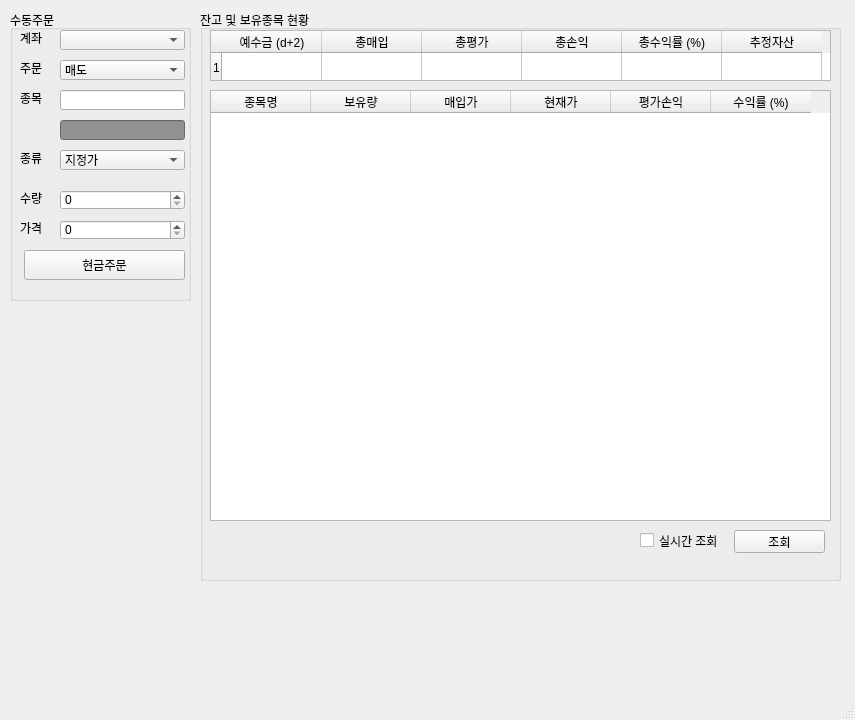
This is viewer/main_window.ui in ohjongsung/StockTrader as Qt 5 draws it before an edit. The edited form follows.
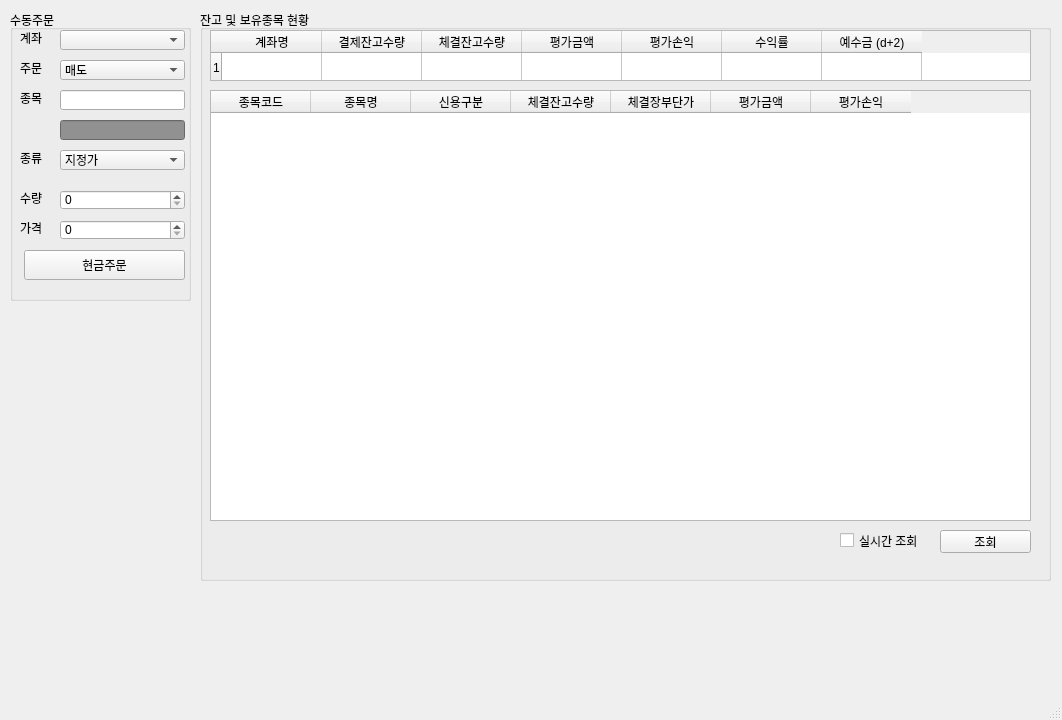
This is the edited form. Icons and pictures are not drawn.

Commit message: account 정보 제공 기능 추가

Diff of the .ui file:
```diff
--- a/viewer/main_window.ui
+++ b/viewer/main_window.ui
@@ -6,7 +6,7 @@
    <rect>
     <x>0</x>
     <y>0</y>
-    <width>855</width>
+    <width>1062</width>
     <height>720</height>
    </rect>
   </property>
@@ -233,7 +233,7 @@
      <rect>
       <x>200</x>
       <y>10</y>
-      <width>641</width>
+      <width>851</width>
       <height>571</height>
      </rect>
     </property>
@@ -245,7 +245,7 @@
       <rect>
        <x>10</x>
        <y>20</y>
-       <width>621</width>
+       <width>821</width>
        <height>51</height>
       </rect>
      </property>
@@ -262,46 +262,56 @@
       <number>15</number>
      </attribute>
      <row/>
+     <column>
+      <property name="text">
+       <string>계좌명</string>
+      </property>
+     </column>
+     <column>
+      <property name="text">
+       <string>결제잔고수량</string>
+      </property>
+     </column>
+     <column>
+      <property name="text">
+       <string>체결잔고수량</string>
+      </property>
+     </column>
+     <column>
+      <property name="text">
+       <string>평가금액</string>
+      </property>
+     </column>
+     <column>
+      <property name="text">
+       <string>평가손익</string>
+      </property>
+     </column>
+     <column>
+      <property name="text">
+       <string>수익률</string>
+      </property>
+     </column>
      <column>
       <property name="text">
        <string>예수금 (d+2)</string>
       </property>
      </column>
-     <column>
-      <property name="text">
-       <string>총매입</string>
-      </property>
-     </column>
-     <column>
-      <property name="text">
-       <string>총평가</string>
-      </property>
-     </column>
-     <column>
-      <property name="text">
-       <string>총손익</string>
-      </property>
-     </column>
-     <column>
-      <property name="text">
-       <string>총수익률 (%)</string>
-      </property>
-     </column>
-     <column>
-      <property name="text">
-       <string>추정자산</string>
-      </property>
-     </column>
     </widget>
     <widget class="QTableWidget" name="tableWidget_2">
      <property name="geometry">
       <rect>
        <x>10</x>
        <y>80</y>
-       <width>621</width>
+       <width>821</width>
        <height>431</height>
       </rect>
      </property>
+     <column>
+      <property name="text">
+       <string>종목코드</string>
+      </property>
+     </column>
      <column>
       <property name="text">
        <string>종목명</string>
@@ -309,17 +319,22 @@
      </column>
      <column>
       <property name="text">
-       <string>보유량</string>
+       <string>신용구분</string>
       </property>
      </column>
      <column>
       <property name="text">
-       <string>매입가</string>
+       <string>체결잔고수량</string>
       </property>
      </column>
      <column>
       <property name="text">
-       <string>현재가</string>
+       <string>체결장부단가</string>
+      </property>
+     </column>
+     <column>
+      <property name="text">
+       <string>평가금액</string>
       </property>
      </column>
      <column>
@@ -327,16 +342,11 @@
        <string>평가손익</string>
       </property>
      </column>
-     <column>
-      <property name="text">
-       <string>수익률 (%)</string>
-      </property>
-     </column>
     </widget>
     <widget class="QPushButton" name="pushButton_2">
      <property name="geometry">
       <rect>
-       <x>534</x>
+       <x>740</x>
        <y>520</y>
        <width>91</width>
        <height>23</height>
@@ -349,7 +359,7 @@
     <widget class="QCheckBox" name="checkBox">
      <property name="geometry">
       <rect>
-       <x>440</x>
+       <x>640</x>
        <y>520</y>
        <width>91</width>
        <height>21</height>
```
Left out of the diff: 2 changed lines with no effect on the pictures. The commit also changes 1 other file.
